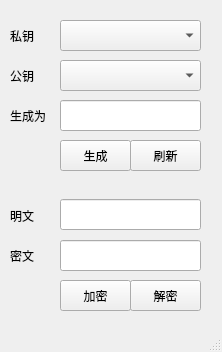
Qt form main.ui (HPLAY-dev/qq-rsa) before a commit.
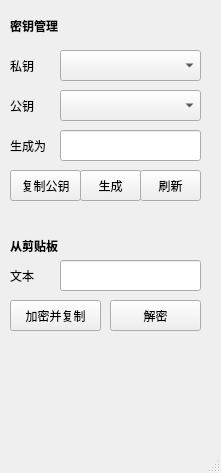
The same form after that commit.

The edit to the form file:
```diff
--- a/main.ui
+++ b/main.ui
@@ -6,10 +6,15 @@
    <rect>
     <x>0</x>
     <y>0</y>
-    <width>222</width>
-    <height>352</height>
+    <width>221</width>
+    <height>473</height>
    </rect>
   </property>
+  <property name="font">
+   <font>
+    <family>Noto Sans SC</family>
+   </font>
+  </property>
   <property name="windowTitle">
    <string>RSA</string>
   </property>
@@ -18,7 +23,7 @@
     <property name="geometry">
      <rect>
       <x>10</x>
-      <y>20</y>
+      <y>50</y>
       <width>54</width>
       <height>31</height>
      </rect>
@@ -31,89 +36,17 @@
     <property name="geometry">
      <rect>
       <x>60</x>
-      <y>20</y>
+      <y>50</y>
       <width>141</width>
       <height>31</height>
      </rect>
     </property>
    </widget>
-   <widget class="QLineEdit" name="lineEdit">
-    <property name="geometry">
-     <rect>
-      <x>60</x>
-      <y>199</y>
-      <width>141</width>
-      <height>31</height>
-     </rect>
-    </property>
-   </widget>
-   <widget class="QLabel" name="label_2">
-    <property name="geometry">
-     <rect>
-      <x>10</x>
-      <y>240</y>
-      <width>54</width>
-      <height>31</height>
-     </rect>
-    </property>
-    <property name="text">
-     <string>密文</string>
-    </property>
-   </widget>
-   <widget class="QLineEdit" name="lineEdit_2">
-    <property name="geometry">
-     <rect>
-      <x>60</x>
-      <y>240</y>
-      <width>141</width>
-      <height>31</height>
-     </rect>
-    </property>
-   </widget>
-   <widget class="QLabel" name="label_3">
-    <property name="geometry">
-     <rect>
-      <x>10</x>
-      <y>200</y>
-      <width>54</width>
-      <height>31</height>
-     </rect>
-    </property>
-    <property name="text">
-     <string>明文</string>
-    </property>
-   </widget>
-   <widget class="QPushButton" name="pushButton_2">
-    <property name="geometry">
-     <rect>
-      <x>60</x>
-      <y>280</y>
-      <width>71</width>
-      <height>31</height>
-     </rect>
-    </property>
-    <property name="text">
-     <string>加密</string>
-    </property>
-   </widget>
-   <widget class="QPushButton" name="pushButton_3">
-    <property name="geometry">
-     <rect>
-      <x>130</x>
-      <y>280</y>
-      <width>71</width>
-      <height>31</height>
-     </rect>
-    </property>
-    <property name="text">
-     <string>解密</string>
-    </property>
-   </widget>
    <widget class="QComboBox" name="comboBox_2">
     <property name="geometry">
      <rect>
       <x>60</x>
-      <y>60</y>
+      <y>90</y>
       <width>141</width>
       <height>31</height>
      </rect>
@@ -122,9 +55,9 @@
    <widget class="QPushButton" name="pushButton_4">
     <property name="geometry">
      <rect>
-      <x>130</x>
-      <y>140</y>
-      <width>71</width>
+      <x>140</x>
+      <y>170</y>
+      <width>61</width>
       <height>31</height>
      </rect>
     </property>
@@ -136,7 +69,7 @@
     <property name="geometry">
      <rect>
       <x>10</x>
-      <y>60</y>
+      <y>90</y>
       <width>54</width>
       <height>31</height>
      </rect>
@@ -149,7 +82,7 @@
     <property name="geometry">
      <rect>
       <x>10</x>
-      <y>100</y>
+      <y>130</y>
       <width>54</width>
       <height>31</height>
      </rect>
@@ -162,7 +95,7 @@
     <property name="geometry">
      <rect>
       <x>60</x>
-      <y>100</y>
+      <y>130</y>
       <width>141</width>
       <height>31</height>
      </rect>
@@ -171,9 +104,9 @@
    <widget class="QPushButton" name="pushButton_5">
     <property name="geometry">
      <rect>
-      <x>60</x>
-      <y>140</y>
-      <width>71</width>
+      <x>80</x>
+      <y>170</y>
+      <width>61</width>
       <height>31</height>
      </rect>
     </property>
@@ -181,6 +114,108 @@
      <string>生成</string>
     </property>
    </widget>
+   <widget class="QLabel" name="label_6">
+    <property name="geometry">
+     <rect>
+      <x>10</x>
+      <y>10</y>
+      <width>191</width>
+      <height>31</height>
+     </rect>
+    </property>
+    <property name="font">
+     <font>
+      <family>Noto Sans SC</family>
+      <weight>75</weight>
+      <bold>true</bold>
+     </font>
+    </property>
+    <property name="text">
+     <string>密钥管理</string>
+    </property>
+   </widget>
+   <widget class="QPushButton" name="pushButton_6">
+    <property name="geometry">
+     <rect>
+      <x>10</x>
+      <y>300</y>
+      <width>91</width>
+      <height>31</height>
+     </rect>
+    </property>
+    <property name="text">
+     <string>加密并复制</string>
+    </property>
+   </widget>
+   <widget class="QPushButton" name="pushButton_7">
+    <property name="geometry">
+     <rect>
+      <x>110</x>
+      <y>300</y>
+      <width>91</width>
+      <height>31</height>
+     </rect>
+    </property>
+    <property name="text">
+     <string>解密</string>
+    </property>
+   </widget>
+   <widget class="QLabel" name="label_3">
+    <property name="geometry">
+     <rect>
+      <x>10</x>
+      <y>260</y>
+      <width>54</width>
+      <height>31</height>
+     </rect>
+    </property>
+    <property name="text">
+     <string>文本</string>
+    </property>
+   </widget>
+   <widget class="QLineEdit" name="lineEdit">
+    <property name="geometry">
+     <rect>
+      <x>60</x>
+      <y>260</y>
+      <width>141</width>
+      <height>31</height>
+     </rect>
+    </property>
+   </widget>
+   <widget class="QLabel" name="label_8">
+    <property name="geometry">
+     <rect>
+      <x>10</x>
+      <y>230</y>
+      <width>71</width>
+      <height>31</height>
+     </rect>
+    </property>
+    <property name="font">
+     <font>
+      <family>Noto Sans SC</family>
+      <weight>75</weight>
+      <bold>true</bold>
+     </font>
+    </property>
+    <property name="text">
+     <string>从剪贴板</string>
+    </property>
+   </widget>
+   <widget class="QPushButton" name="pushButton_8">
+    <property name="geometry">
+     <rect>
+      <x>10</x>
+      <y>170</y>
+      <width>71</width>
+      <height>31</height>
+     </rect>
+    </property>
+    <property name="text">
+     <string>复制公钥</string>
+    </property>
+   </widget>
   </widget>
   <widget class="QStatusBar" name="statusbar"/>
  </widget>
```
